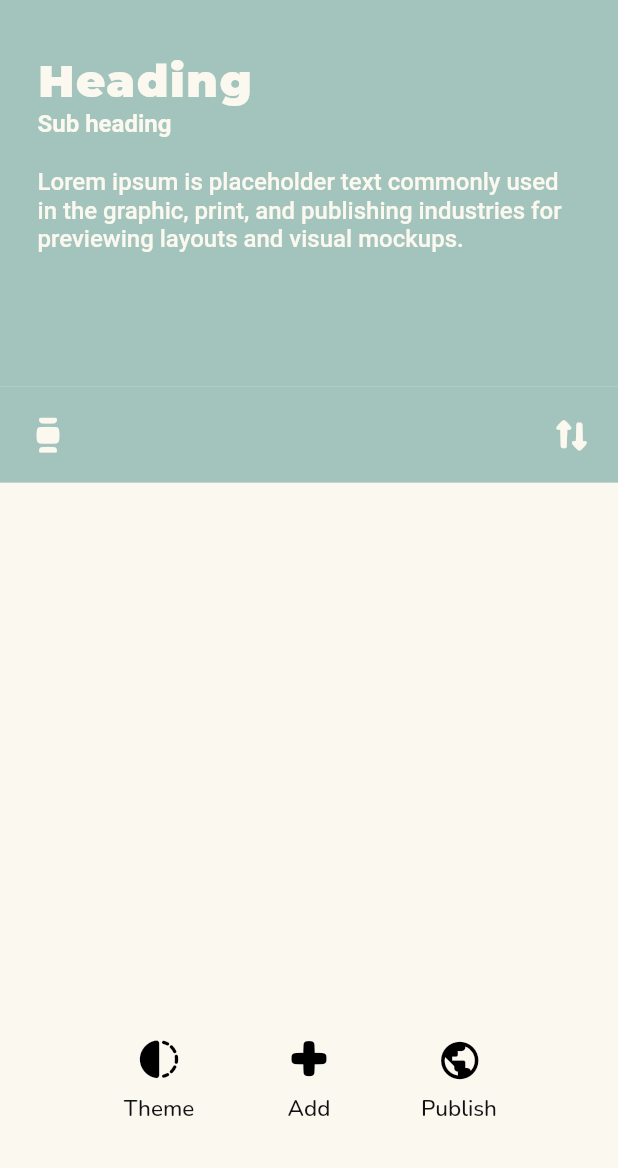
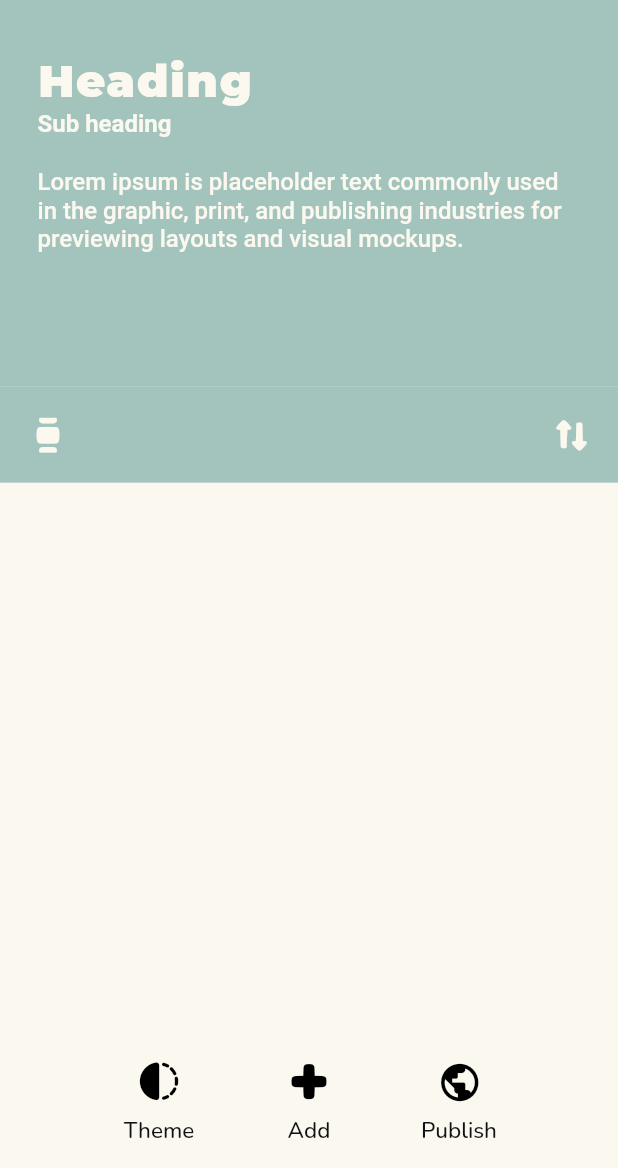
Before and after one commit to cjwg/onodu, a Flutter app: the PageEditorWidget screen opened by its route, on a phone screen of 412 x 824 dp, the part 68-1236 px from its top. Run offline on Flutter 3.47's test engine with Material 2 defaults, Android fonts, the phone set to English and light mode, and no system bars; our stand-ins replace auto_size_text, dropdown_button2, flutter_animate, flutter_colorpicker, font_awesome_flutter, from_css_color and 6 more; missing offline and left inert: json_path; accounts and stored records are empty; statements that could not run were skipped.

Commit message:
Updating to latest FlutterFlow output.

```diff
--- a/lib/page_editor/routes/page_editor_actions/page_editor_actions_widget.dart
+++ b/lib/page_editor/routes/page_editor_actions/page_editor_actions_widget.dart
@@ -41,9 +41,7 @@ class _PageEditorActionsWidgetState extends State<PageEditorActionsWidget> {
 
   @override
   Widget build(BuildContext context) {
-    return Padding(
-      padding: EdgeInsetsDirectional.fromSTEB(0.0, 0.0, 0.0, 15.0),
-      child: Container(
+    return Container(
       width: MediaQuery.of(context).size.width * 1.0,
       height: 80.0,
       decoration: BoxDecoration(
@@ -123,7 +121,6 @@ class _PageEditorActionsWidgetState extends State<PageEditorActionsWidget> {
           ),
         ],
       ),
-      ),
     );
   }
 }
```
Lines whose indentation alone changed are shown as unchanged.
